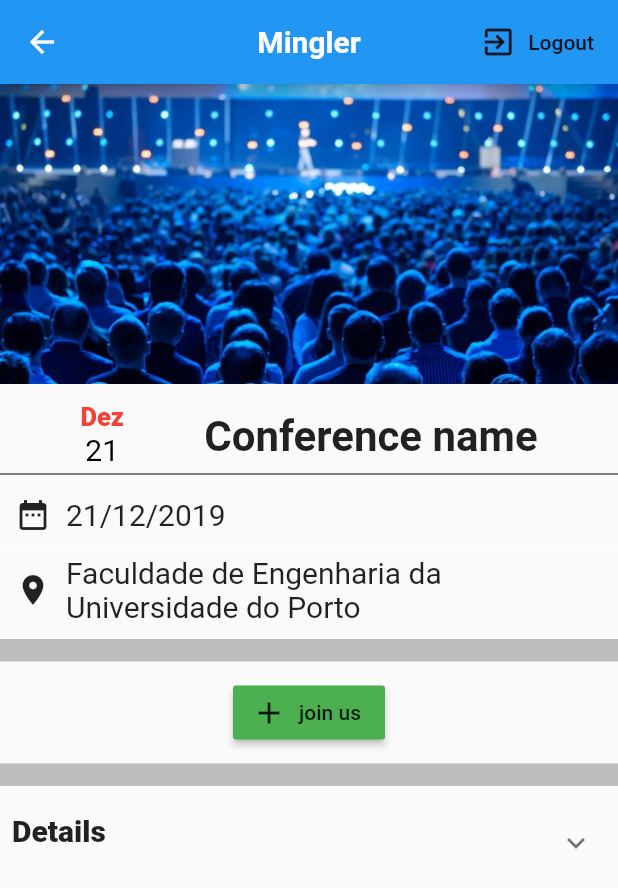
After one commit to softeng-feup/open-cx-powerrangers, a Flutter app: the ConferencePage screen opened directly, on a phone screen of 412 x 824 dp. The commit adds this screen. Shown: the top 888 px of the screen. Run offline on Flutter 3.47's test engine with Material 2 defaults, Android fonts, the phone set to English and light mode, and no system bars; drawn by our look-alikes of expandable; our stand-ins replace cached_network_image, cloud_firestore, firebase_auth, firebase_storage, flutter_image_compress, image_picker; accounts and stored records are empty.

```diff
--- /dev/null
+++ b/flutter_app/lib/app_screens/conference_page.dart
@@ -0,0 +1,215 @@
+import 'package:expandable/expandable.dart';
+import 'package:flutter/material.dart';
+import 'package:flutter_app/services/auth.dart';
+
+class ConferencePage extends StatefulWidget {
+  @override
+  _ConferencePageState createState() => _ConferencePageState();
+}
+
+class _ConferencePageState extends State<ConferencePage> {
+  bool isJoined = false;
+
+  joinEvent() {
+    print('following event');
+    setState(() {
+      isJoined = true;
+    });
+  }
+
+  unJoinEvent() {
+    print('unfollowing event');
+    setState(() {
+      isJoined = false;
+    });
+  }
+
+  @override
+  Widget build(BuildContext context) {
+    return Scaffold(
+      appBar: AppBar(
+        title: Text('Mingler', style: new TextStyle(fontSize: 20, fontWeight: FontWeight.bold, color: Colors.white),),
+        centerTitle: true,
+        actions: <Widget>[
+          FlatButton.icon(
+            onPressed: () => AuthService.logout(),
+            icon: Icon(Icons.exit_to_app),
+            label: Text('Logout'),
+          )
+        ],
+      ),
+      body: Column(
+            children: <Widget>[
+              Row(
+                children: <Widget>[
+                  Expanded(
+                    child: Container(
+                      height: 200,
+                      width: 200,
+                      decoration: BoxDecoration(
+                        image: DecorationImage(
+                          fit: BoxFit.cover,
+                          image: AssetImage('assets/images/event_placeholder.jpg'),
+                        )
+                      ),
+                    ),
+                  )
+                ],
+              ),
+              Row(
+                mainAxisAlignment: MainAxisAlignment.spaceEvenly,
+                children: <Widget>[
+                  Column(
+                    children: <Widget>[
+                      Padding(
+                        padding: EdgeInsets.only(top: 12),
+                        child: Text(
+                          'Dez',
+                          style: TextStyle(
+                            fontSize: 17,
+                            fontWeight: FontWeight.w800,
+                            color: Colors.red,
+                          ),
+                        ),
+                      ),
+                      Text(
+                        '21',
+                        style: TextStyle(
+                          fontSize: 20,
+                          color: Colors.black,
+                        )
+                      )
+                    ],
+                  ),
+                  Column(
+                    children: <Widget>[
+                      Container(
+                          padding: EdgeInsets.only(top: 15),
+                          child: Text(
+                            'Conference name',
+                            style: TextStyle(
+                              fontSize: 28,
+                              fontWeight: FontWeight.bold,
+                            ),),
+                        ),
+                    ],
+                  ),
+                ],
+              ),
+              Divider(
+                color: Colors.black,
+                height: 10,
+              ),
+              Row(
+                children: <Widget>[
+                  Column(
+                    children: <Widget>[
+                      Padding(
+                        padding: const EdgeInsets.all(10),
+                        child: Icon(Icons.date_range),
+                      ),
+                    ],
+                  ),
+                  Column(
+                    children: <Widget>[
+                      Text(
+                        '21/12/2019',
+                        style: TextStyle(
+                            fontSize: 20
+                        ),
+                      ),
+                    ],
+                  )
+                ],
+              ),
+              Divider(
+                color: Colors.white,
+                height: 5,
+              ),
+              Row(
+                children: <Widget>[
+                  Column(
+                    children: <Widget>[
+                      Padding(
+                        padding: const EdgeInsets.all(10),
+                        child: Icon(Icons.location_on),
+                      ),
+                    ],
+                  ),
+                  Flexible(
+                    child: Column(
+                      children: <Widget>[
+                        Text(
+                          'Faculdade de Engenharia da Universidade do Porto',
+                          style: TextStyle(
+                              fontSize: 20
+                          ),
+                        ),
+                      ],
+                    ),
+                  )
+                ],
+              ),
+              Divider(
+                color: Colors.grey[400],
+                height: 35,
+                thickness: 15,
+              ),
+              Row(
+                mainAxisAlignment: MainAxisAlignment.center,
+                children: <Widget>[
+                  buildJoinButton(),
+                ],
+              ),
+              Divider(
+                color: Colors.grey[400],
+                height: 35,
+                thickness: 15,
+              ),
+              Padding(
+                padding: const EdgeInsets.all(8.0),
+                child: ExpandablePanel(
+                      header: Text(
+                        'Details', //para ficar sempre assim, nao mudar
+                        style: TextStyle(
+                          fontSize: 20,
+                          fontWeight: FontWeight.w800
+                        ),
+                      ),
+                      expanded: Align(
+                          alignment: Alignment.centerLeft,
+                          child: Text(
+                            'stuff stuff stuff stuff stuff',
+                            softWrap: true,
+                          )
+                      ),
+                      tapHeaderToExpand: true,
+                      hasIcon: true,
+                    ),
+              ),
+            ],
+      )
+    );
+  }
+
+  RaisedButton buildJoinButton()
+  {
+    if(!isJoined)
+    {
+      return RaisedButton.icon(
+            onPressed: joinEvent,
+            icon: Icon(Icons.add),
+            label: Text('join us'),
+            color: Colors.green,
+      );
+    }
+    else {
+      return RaisedButton.icon(
+          onPressed: unJoinEvent,
+          icon: Icon(Icons.remove),
+          label: Text('unjoin'),
+          color: Colors.red,
+      );
+    }
+  }
+}
--- a/flutter_app/lib/app_screens/homePage.dart
+++ b/flutter_app/lib/app_screens/homePage.dart
@@ -1,6 +1,6 @@
 import 'package:flutter/cupertino.dart';
 import 'package:flutter/material.dart';
-import 'package:flutter_app/app_screens/match.dart' as prefix0;
+import 'package:flutter_app/app_screens/match.dart';
 
 class HomePage extends StatelessWidget
 {
@@ -22,7 +22,7 @@ class HomePage extends StatelessWidget
             ),
           onPressed: () => Navigator.push(
               context,
-              MaterialPageRoute(builder: (_) => prefix0.Match())),
+              MaterialPageRoute(builder: (_) => Match())),
         )
       ),
     );
--- a/flutter_app/pubspec.yaml
+++ b/flutter_app/pubspec.yaml
@@ -28,6 +28,7 @@ dependencies:
   flutter_image_compress:  ^0.6.3
   path_provider: ^1.2.0
   uuid: ^2.0.2
+  expandable: ^3.0.1
 
   # The following adds the Cupertino Icons font to your application.
   # Use with the CupertinoIcons class for iOS style icons.
```
Also changed, not shown: flutter_app/lib/app_screens/list_events.dart (added, +28 -0 lines), flutter_app/lib/app_screens/main_Menu.dart (+8 -4 lines), flutter_app/lib/app_screens/match.dart (+17 -51 lines), flutter_app/assets/images/event_placeholder.jpg (added), flutter_app/pubspec.lock.
